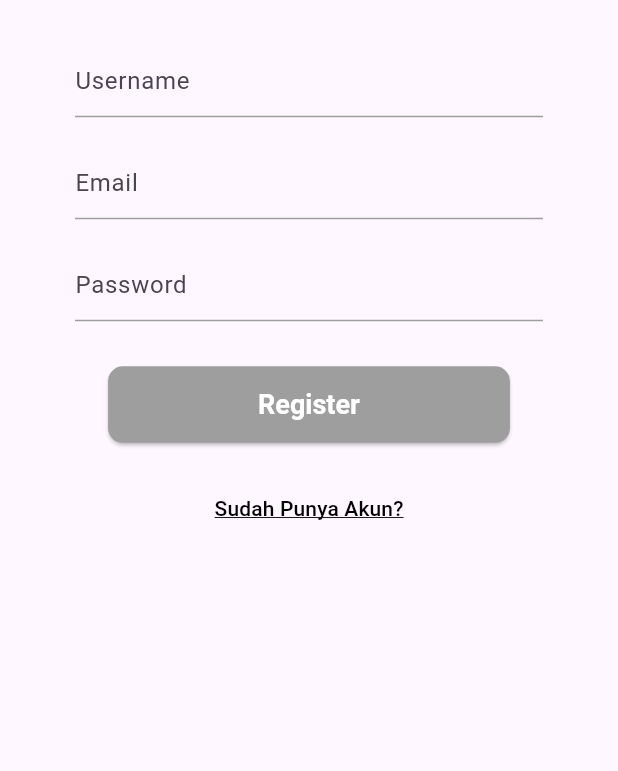
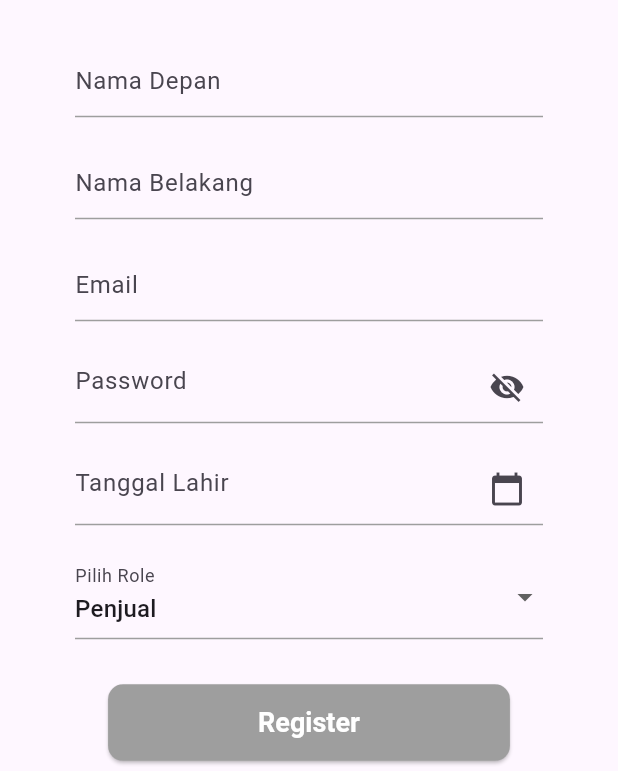
Before and after one commit to memcpypid/kedelaihub, a Flutter app: the RegisterView screen opened by its route, on a phone screen of 412 x 824 dp, the part 465-1236 px from its top. Run offline on Flutter 3.47's test engine with Material 3 defaults, Android fonts, the phone set to English and light mode, and no system bars; our stand-ins replace firebase_auth, firebase_core, firebase_messaging, flutter_local_notifications, get, shared_preferences; accounts and stored records are empty.

Commit message:
Last Update

```diff
--- a/lib/app/auth/auth_controller.dart
+++ b/lib/app/auth/auth_controller.dart
@@ -29,6 +29,7 @@ class AuthController extends GetxController {
         password: password,
       );
       _prefs.setString('user_token', _auth.currentUser!.uid);
+
       Get.snackbar(
         'Success',
         'Registration successful', /*backgroundColor: Colors.grey*/
--- a/lib/app/modules/home/views/home_view.dart
+++ b/lib/app/modules/home/views/home_view.dart
@@ -86,10 +86,10 @@ class HomeView extends GetView<HomeController> {
         onTap: (index) {
           switch (index) {
             case 0:
-              Get.toNamed('/home');
+              Get.offAndToNamed('/home');
               break;
             case 3:
-              Get.toNamed('/profile');
+              Get.offAndToNamed('/profile');
               break;
             default:
           }
--- a/lib/app/modules/profile/views/profile_view.dart
+++ b/lib/app/modules/profile/views/profile_view.dart
@@ -146,10 +146,10 @@ class ProfileView extends GetView<ProfileController> {
         onTap: (index) {
           switch (index) {
             case 0:
-              Get.toNamed('/home');
+              Get.offAndToNamed('/home');
               break;
             case 3:
-              Get.toNamed('/profile');
+              Get.offAndToNamed('/profile');
               break;
             default:
           }
--- a/lib/app/modules/register/controllers/register_controller.dart
+++ b/lib/app/modules/register/controllers/register_controller.dart
@@ -3,11 +3,16 @@ import 'package:get/get.dart';
 import '../../../auth/auth_controller.dart';
 
 class RegisterController extends GetxController {
+  final firstNameController = TextEditingController(); // Nama Depan
+  final lastNameController = TextEditingController(); // Nama Belakang
+
   final usernameController = TextEditingController();
   final emailController = TextEditingController();
   final passwordController = TextEditingController();
+  RxBool isPasswordVisible = false.obs; // Variabel reaktif
   final AuthController _authController = Get.put(AuthController());
-
+  final dateOfBirthController = TextEditingController(); // Untuk Tanggal Lahir
+  var selectedRole = 'Penjual'.obs; // Untuk role
   void Register() async {
     String username = usernameController.text.trim();
     String email = emailController.text.trim();
--- a/lib/app/modules/register/views/register_view.dart
+++ b/lib/app/modules/register/views/register_view.dart
@@ -35,9 +35,23 @@ class RegisterView extends GetView<RegisterController> {
               child: Column(
                 children: [
                   TextField(
-                    controller: controller.usernameController,
+                    controller: controller.firstNameController,
                     decoration: InputDecoration(
-                      hintText: 'Username',
+                      hintText: 'Nama Depan',
+                      border: InputBorder.none,
+                      enabledBorder: UnderlineInputBorder(
+                        borderSide: BorderSide(color: Colors.grey),
+                      ),
+                      focusedBorder: UnderlineInputBorder(
+                        borderSide: BorderSide(color: Colors.blue),
+                      ),
+                    ),
+                  ),
+                  const SizedBox(height: 20),
+                  TextField(
+                    controller: controller.lastNameController,
+                    decoration: InputDecoration(
+                      hintText: 'Nama Belakang',
                       border: InputBorder.none,
                       enabledBorder: UnderlineInputBorder(
                         borderSide: BorderSide(color: Colors.grey),
@@ -62,17 +76,84 @@ class RegisterView extends GetView<RegisterController> {
                     ),
                   ),
                   const SizedBox(height: 20),
+                  Obx(
+                    () => TextField(
+                      controller: controller.passwordController,
+                      obscureText: !controller.isPasswordVisible.value,
+                      decoration: InputDecoration(
+                        hintText: 'Password',
+                        suffixIcon: Obx(() => IconButton(
+                              icon: Icon(
+                                controller.isPasswordVisible.value
+                                    ? Icons.visibility
+                                    : Icons.visibility_off,
+                              ),
+                              onPressed: () {
+                                controller.isPasswordVisible.toggle();
+                              },
+                            )),
+                        border: InputBorder.none,
+                        enabledBorder: UnderlineInputBorder(
+                          borderSide: BorderSide(color: Colors.grey),
+                        ),
+                        focusedBorder: UnderlineInputBorder(
+                          borderSide: BorderSide(color: Colors.blue),
+                        ),
+                      ),
+                    ),
+                  ),
+                  const SizedBox(height: 20),
+                  // Tanggal Lahir
                   TextField(
-                    controller: controller.passwordController,
-                    obscureText: true,
+                    controller: controller.dateOfBirthController,
+                    readOnly: true,
                     decoration: InputDecoration(
-                      hintText: 'Password',
-                      border: InputBorder.none,
+                      hintText: 'Tanggal Lahir',
+                      suffixIcon: Icon(Icons.calendar_today),
                       enabledBorder: UnderlineInputBorder(
                         borderSide: BorderSide(color: Colors.grey),
                       ),
                       focusedBorder: UnderlineInputBorder(
                         borderSide: BorderSide(color: Colors.blue),
+                      ),
+                    ),
+                    onTap: () async {
+                      DateTime? selectedDate = await showDatePicker(
+                        context: context,
+                        initialDate: DateTime.now(),
+                        firstDate: DateTime(1900),
+                        lastDate: DateTime.now(),
+                      );
+                      if (selectedDate != null) {
+                        controller.dateOfBirthController.text =
+                            selectedDate.toLocal().toString().split(' ')[0];
+                      }
+                    },
+                  ),
+                  const SizedBox(height: 20),
+                  // Role Selection
+                  Obx(
+                    () => DropdownButtonFormField<String>(
+                      value: controller.selectedRole.value,
+                      items: ['Penjual', 'Pembeli']
+                          .map(
+                            (role) => DropdownMenuItem<String>(
+                              value: role,
+                              child: Text(role),
+                            ),
+                          )
+                          .toList(),
+                      onChanged: (value) {
+                        controller.selectedRole.value = value!;
+                      },
+                      decoration: InputDecoration(
+                        labelText: 'Pilih Role',
+                        enabledBorder: UnderlineInputBorder(
+                          borderSide: BorderSide(color: Colors.grey),
+                        ),
+                        focusedBorder: UnderlineInputBorder(
+                          borderSide: BorderSide(color: Colors.blue),
+                        ),
                       ),
                     ),
                   ),
@@ -108,28 +189,6 @@ class RegisterView extends GetView<RegisterController> {
                       ),
               );
             }),
-            // ElevatedButton(
-            //   onPressed: () {
-            //     controller.Register();
-            //   },
-            //   style: ElevatedButton.styleFrom(
-            //     backgroundColor: const Color.fromRGBO(158, 158, 158, 1),
-            //     padding:
-            //         const EdgeInsets.symmetric(horizontal: 100, vertical: 15),
-            //     textStyle: const TextStyle(
-            //       fontSize: 18,
-            //       fontWeight: FontWeight.bold,
-            //       color: Colors.white,
-            //     ),
-            //     shape: RoundedRectangleBorder(
-            //       borderRadius: BorderRadius.circular(10),
-            //     ),
-            //   ),
-            //   child: const Text(
-            //     'REGISTER',
-            //     style: TextStyle(color: Colors.white),
-            //   ),
-            // ),
             const SizedBox(height: 20),
             TextButton(
               onPressed: () {
--- a/lib/app/routes/app_pages.dart
+++ b/lib/app/routes/app_pages.dart
@@ -29,7 +29,7 @@ class AppPages {
     ),
     GetPage(
       name: _Paths.REGISTER,
-      page: () => const RegisterView(),
+      page: () => RegisterView(),
       binding: RegisterBinding(),
     ),
     GetPage(
```
Also changed, not shown: lib/app/data/service_db.dart (added, +75 -0 lines).
